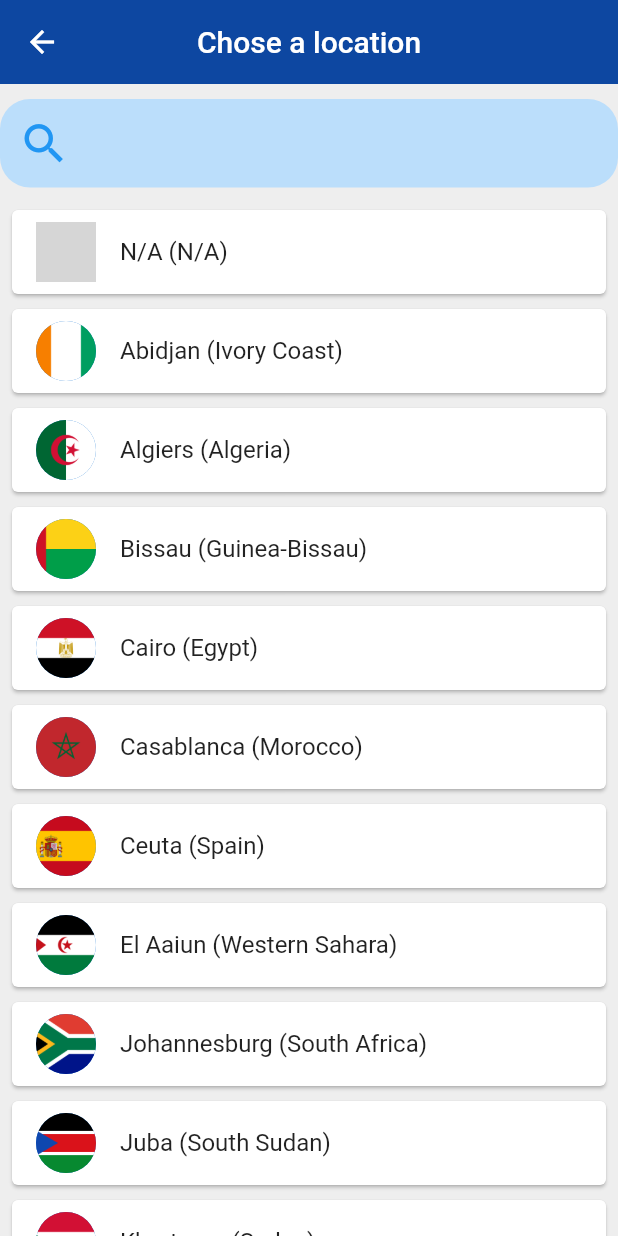
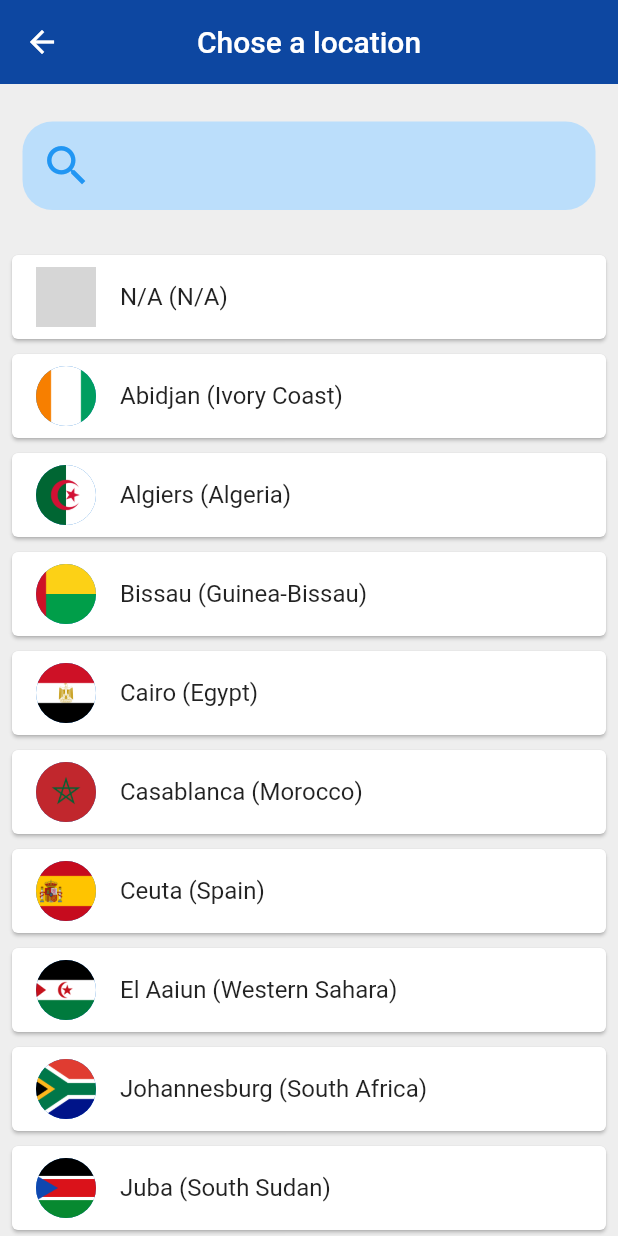
Before and after one commit to ThinkablePokyblox/world_time_app, a Flutter app: the ChooseLocation screen opened by its route, on a phone screen of 412 x 824 dp. Run offline on Flutter 3.47's test engine with Material 2 defaults, Android fonts, the phone set to English and light mode, and no system bars; our stand-ins replace flutter_spinkit; network calls fail; statements that could not run were skipped; grey boxes are pictures that could not be loaded.

Commit message:
Visual Fixes

```diff
--- a/lib/pages/chooseLocation.dart
+++ b/lib/pages/chooseLocation.dart
@@ -64,10 +64,11 @@ class _ChooseLocationState extends State<ChooseLocation> {
         elevation: 0,
       ),
       body: Column(
+
         children: [
           SizedBox(height: 10,),
-          SizedBox(
-            width: 460,
+          Padding(
+            padding: const EdgeInsets.all(15.0),
             child: TextFormField(
               controller: SearchFilterTextController,
               onChanged: (value) {
--- a/lib/services/worldTimes.dart
+++ b/lib/services/worldTimes.dart
@@ -2,7 +2,7 @@
 import 'package:world_time/services/worldTime.dart';
 // locations
 List<dynamic> locations = [
-  IpTime(location: "N/A", flag: "N/A", url: "N/A", country: "N/A"),
+  IpTime(location: "Local Area", flag: "elementor-placeholder-image.png", url: "N/A", country: "Failed to load"),
   WorldTime(url: 'Africa/Abidjan', location: 'Abidjan', country: 'Ivory Coast', flag: 'ci.png'),
   WorldTime(url: 'Africa/Algiers', location: 'Algiers', country: 'Algeria', flag: 'dz.png'),
   WorldTime(url: 'Africa/Bissau', location: 'Bissau', country: 'Guinea-Bissau', flag: 'gw.png'),
```
Also changed, not shown: assets/elementor-placeholder-image.png (added).
